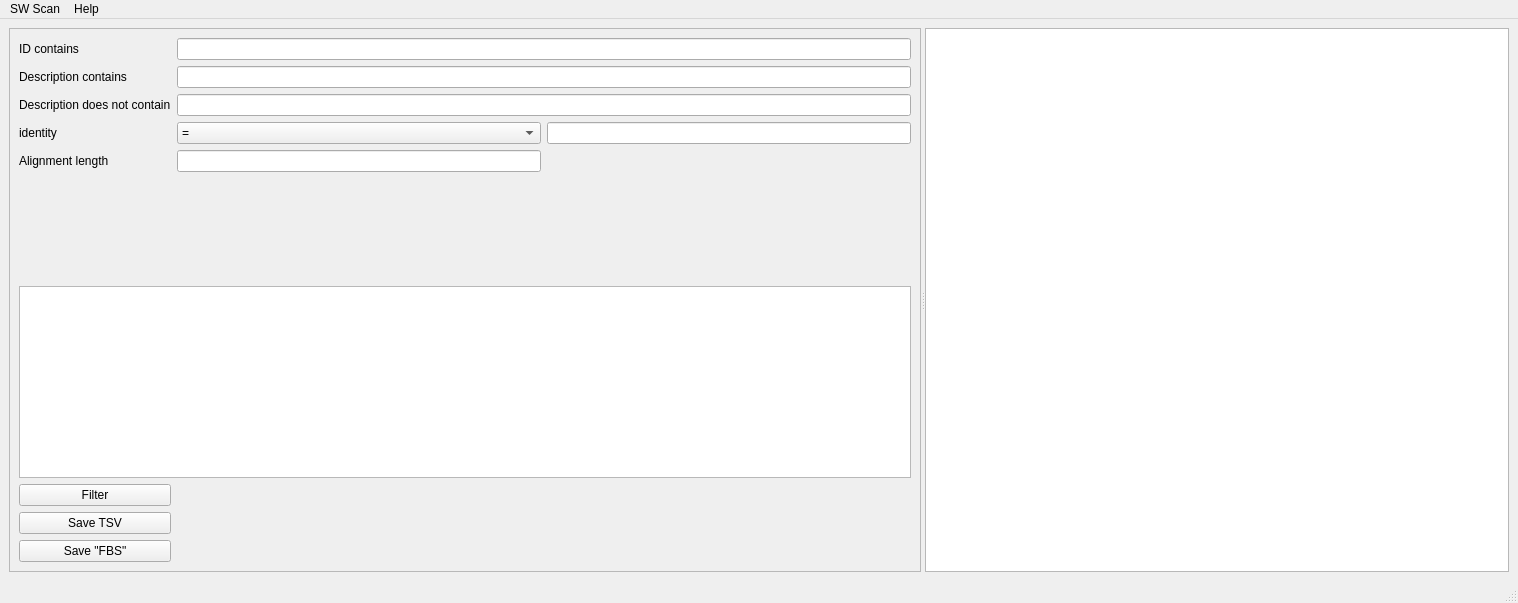
Qt form sw_scan.ui (olivierfriard/sw_scan) before a commit.
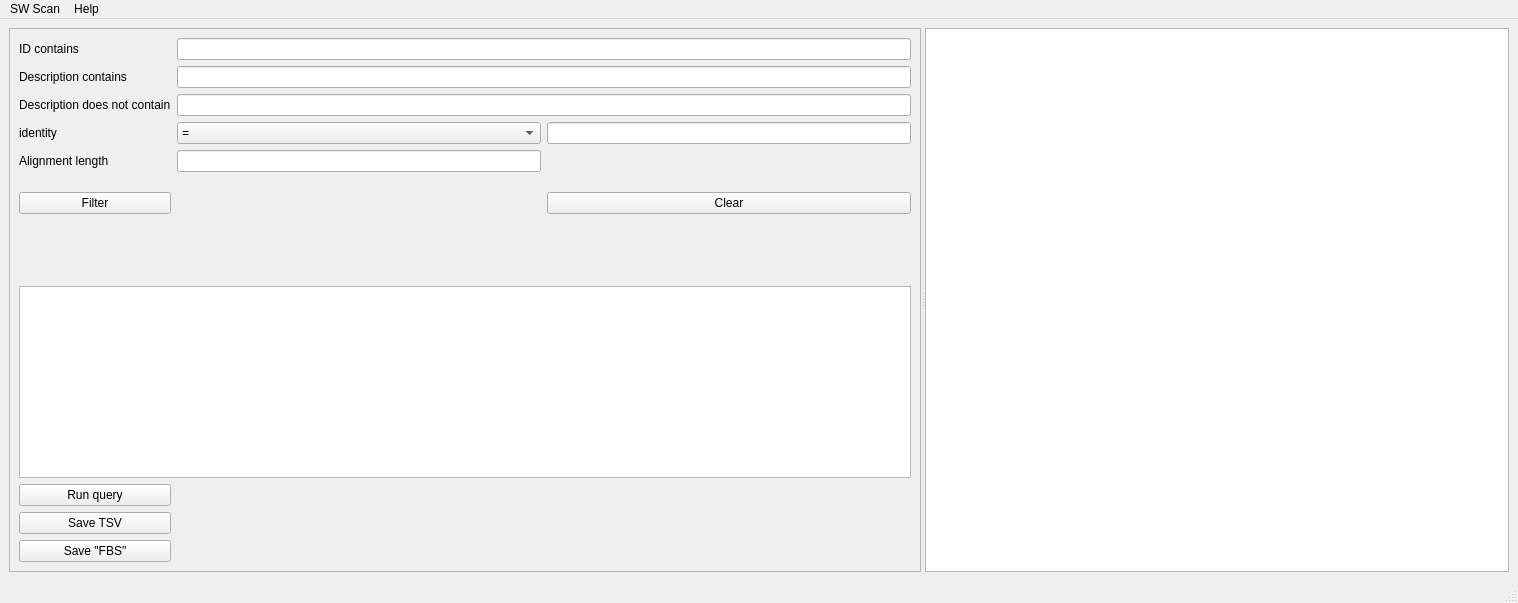
The same form after that commit.

```diff
--- a/sw_scan.ui
+++ b/sw_scan.ui
@@ -33,6 +33,13 @@
           <item row="4" column="2">
            <widget class="QLineEdit" name="le_identity"/>
           </item>
+          <item row="6" column="0">
+           <widget class="QPushButton" name="pb_filter">
+            <property name="text">
+             <string>Filter</string>
+            </property>
+           </widget>
+          </item>
           <item row="3" column="0">
            <widget class="QLabel" name="label_5">
             <property name="text">
@@ -40,13 +47,6 @@
             </property>
            </widget>
           </item>
-          <item row="8" column="0">
-           <widget class="QPushButton" name="pb_filter">
-            <property name="text">
-             <string>Filter</string>
-            </property>
-           </widget>
-          </item>
           <item row="5" column="0">
            <widget class="QLabel" name="label_4">
             <property name="text">
@@ -76,13 +76,16 @@
             </item>
            </widget>
           </item>
-          <item row="10" column="0">
+          <item row="11" column="0">
            <widget class="QPushButton" name="pb_save_fbs">
             <property name="text">
              <string>Save &quot;FBS&quot;</string>
             </property>
            </widget>
           </item>
+          <item row="8" column="0" colspan="3">
+           <widget class="QPlainTextEdit" name="pte_sql"/>
+          </item>
           <item row="1" column="1" colspan="2">
            <widget class="QLineEdit" name="le_description1"/>
           </item>
@@ -93,7 +96,7 @@
             </property>
            </widget>
           </item>
-          <item row="9" column="0">
+          <item row="10" column="0">
            <widget class="QPushButton" name="pb_save_tsv">
             <property name="text">
              <string>Save TSV</string>
@@ -133,8 +136,32 @@
             </property>
            </spacer>
           </item>
-          <item row="7" column="0" colspan="3">
-           <widget class="QPlainTextEdit" name="pte_sql"/>
+          <item row="7" column="0">
+           <spacer name="verticalSpacer_2">
+            <property name="orientation">
+             <enum>Qt::Vertical</enum>
+            </property>
+            <property name="sizeHint" stdset="0">
+             <size>
+              <width>20</width>
+              <height>40</height>
+             </size>
+            </property>
+           </spacer>
+          </item>
+          <item row="9" column="0">
+           <widget class="QPushButton" name="pb_run_query">
+            <property name="text">
+             <string>Run query</string>
+            </property>
+           </widget>
+          </item>
+          <item row="6" column="2">
+           <widget class="QPushButton" name="pb_clear">
+            <property name="text">
+             <string>Clear</string>
+            </property>
+           </widget>
           </item>
          </layout>
         </item>
```
